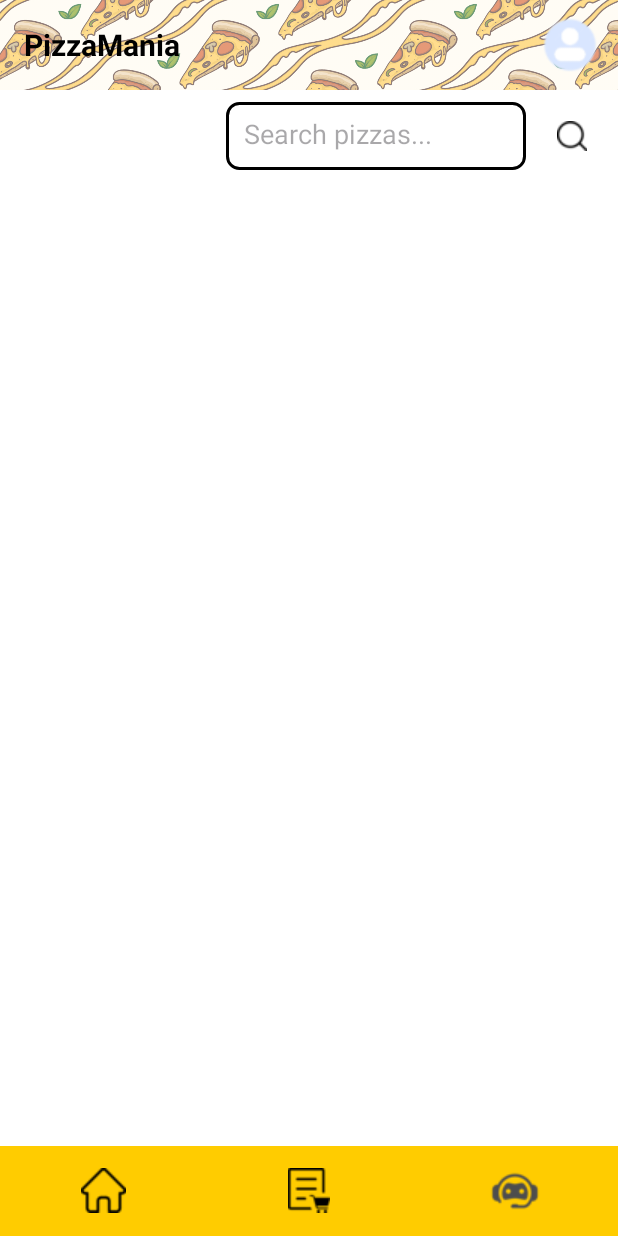
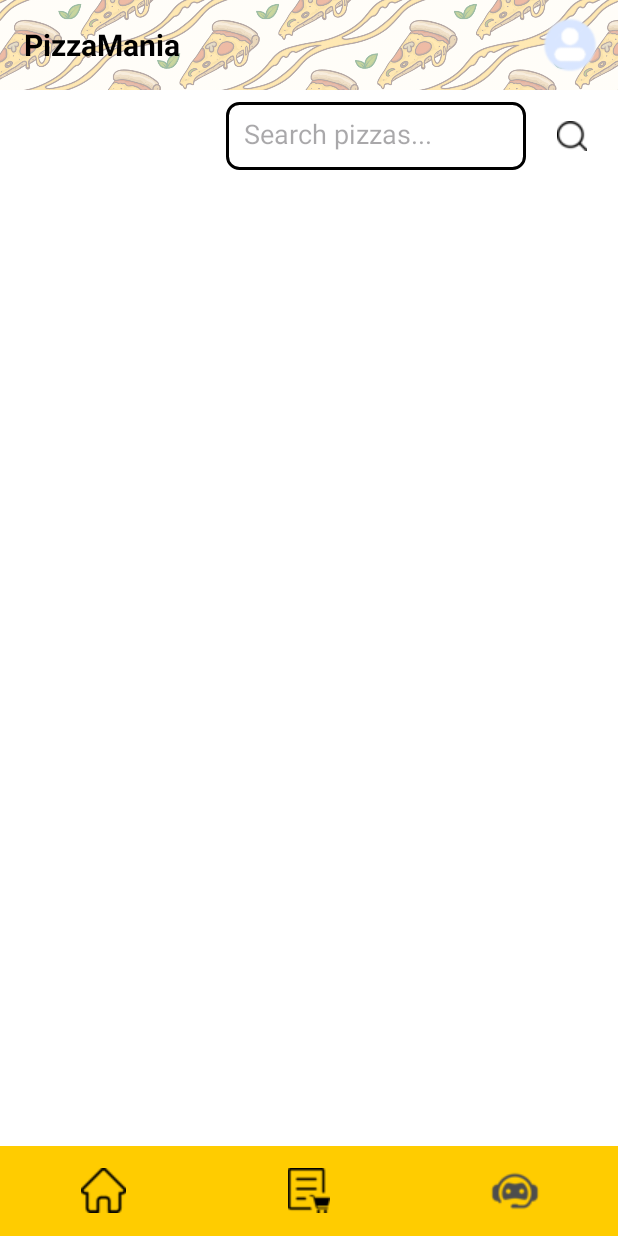
Before and after one commit to Mobile-Application-Development-NIBM/Pizza-Mania-App, an Android app: the screen it shows after launch (CustomerHomeActivity), on a phone screen of 412 x 824 dp. Run offline under Robolectric (Android 15) with nearby library versions, the phone set to English and light mode, and no system bars.

Commit message:
Customer Home page changes 3

```diff
--- a/app/src/main/res/layout/activity_customer_home.xml
+++ b/app/src/main/res/layout/activity_customer_home.xml
@@ -21,7 +21,7 @@
                 android:layout_height="match_parent"
                 android:src="@drawable/pizzabanner3"
                 android:scaleType="centerCrop"
-                android:alpha="0.6"/>
+                android:alpha="0.4"/>
             <!-- src: background image shown in the strip -->
             <!-- scaleType: makes the image cover the whole area -->
             <!-- alpha: makes the image transparent so text is visible -->
```
